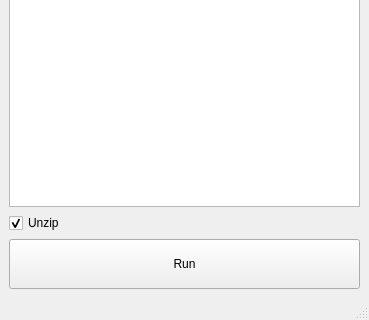
Above: ui/gui.ui from takavfx/FolderIntegrator before the change; both pictures show x 0 to 369 and y 234 to 554 of the 369 by 554 pixel window. Below: the same form after it.
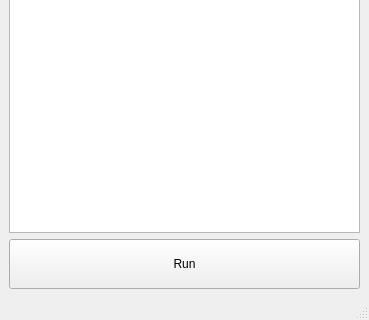
That is the form after the change.

Commit message: Remove unzip option button

Patch:
```diff
--- a/ui/gui.ui
+++ b/ui/gui.ui
@@ -21,33 +21,6 @@
     <item>
      <widget class="QListWidget" name="filesListWidget"/>
     </item>
-    <item>
-     <layout class="QHBoxLayout" name="horizontalLayout">
-      <item>
-       <widget class="QCheckBox" name="unzipCheckBox">
-        <property name="text">
-         <string>Unzip</string>
-        </property>
-        <property name="checked">
-         <bool>true</bool>
-        </property>
-       </widget>
-      </item>
-      <item>
-       <spacer name="horizontalSpacer">
-        <property name="orientation">
-         <enum>Qt::Horizontal</enum>
-        </property>
-        <property name="sizeHint" stdset="0">
-         <size>
-          <width>40</width>
-          <height>20</height>
-         </size>
-        </property>
-       </spacer>
-      </item>
-     </layout>
-    </item>
     <item>
      <widget class="QPushButton" name="runButton">
       <property name="minimumSize">
```
The commit also changes 1 other file.
